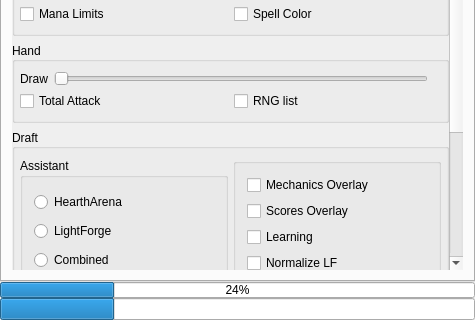
Old version of the form mainwindow.ui in the repository supertriodo/Arena-Tracker; both pictures show x 0 to 475 and y 377 to 697 of the 475 by 697 pixel window.
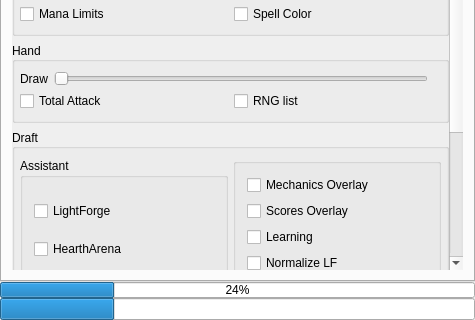
New version of the form. The open tabs and pages were chosen to show the change. Icons and pictures are not drawn. Custom widgets are drawn as their Qt base class.

Commit message: Remove radio button to choose drafting assistant (HearthArena/ LightForge/Combined) and use a simpler UI with just two check buttons (HearthArena/LightForge).

Diff of the .ui file:
```diff
--- a/mainwindow.ui
+++ b/mainwindow.ui
@@ -2027,32 +2027,16 @@
                    </property>
                    <layout class="QVBoxLayout" name="verticalLayout_16">
                     <item>
-                     <widget class="QRadioButton" name="configRadioHA">
-                      <property name="toolTip">
-                       <string>HearthArena: Show HearthArena tier score during the draft.</string>
-                      </property>
-                      <property name="text">
-                       <string>HearthArena</string>
-                      </property>
-                     </widget>
-                    </item>
-                    <item>
-                     <widget class="QRadioButton" name="configRadioLF">
-                      <property name="toolTip">
-                       <string>LightForge: Show LightForge tier score during the draft.</string>
-                      </property>
+                     <widget class="QCheckBox" name="configCheckLF">
                       <property name="text">
                        <string>LightForge</string>
                       </property>
                      </widget>
                     </item>
                     <item>
-                     <widget class="QRadioButton" name="configRadioCombined">
-                      <property name="toolTip">
-                       <string>Combined: Show tier scores from both: HearthArena and the LightForge.</string>
-                      </property>
+                     <widget class="QCheckBox" name="configCheckHA">
                       <property name="text">
-                       <string>Combined</string>
+                       <string>HearthArena</string>
                       </property>
                      </widget>
                     </item>
```
The commit also changes 5 other files.
